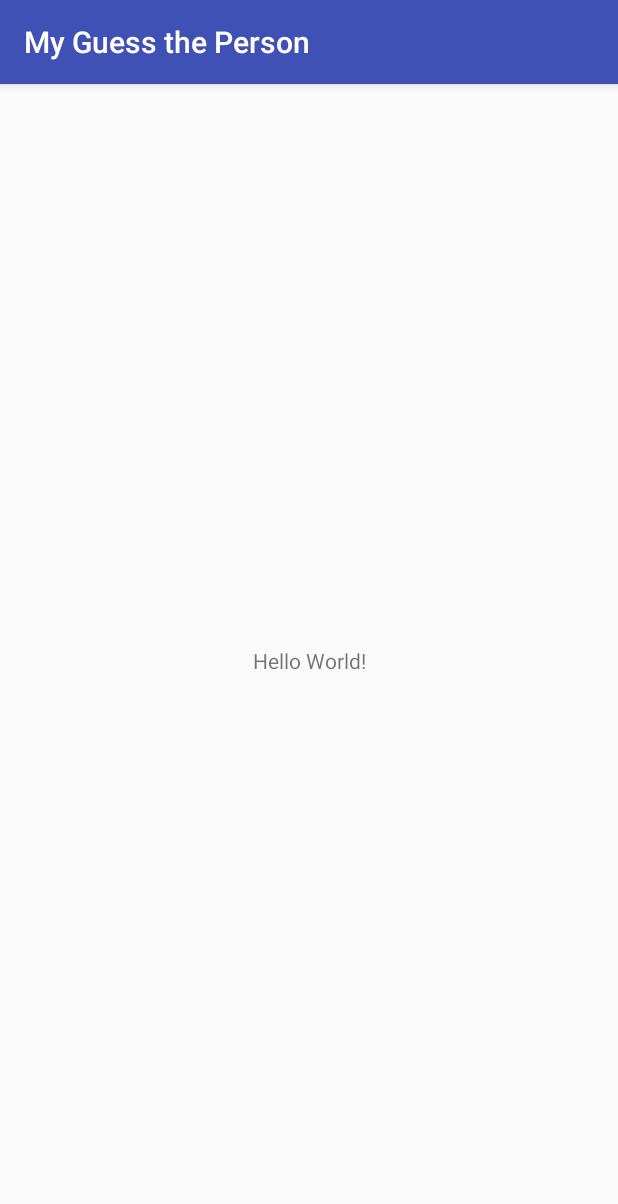
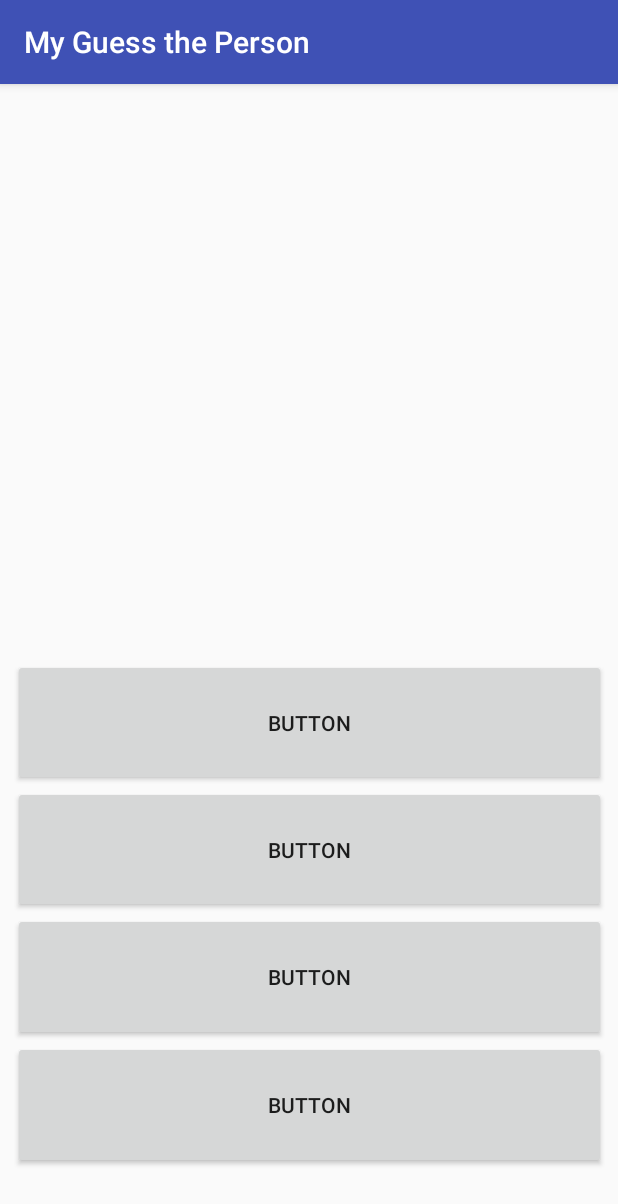
Before and after one commit to Vishnu-Adda/guess-the-person, an Android app: the screen it shows after launch (MainActivity), on a phone screen of 412 x 824 dp. Shown: the top 1204 px of the screen. Run offline under Robolectric (Android 15) with nearby library versions, the phone set to English and light mode, and no system bars.

Commit message:
General Layout has been determined.

```diff
--- a/app/src/main/res/layout/activity_main.xml
+++ b/app/src/main/res/layout/activity_main.xml
@@ -6,13 +6,65 @@
     android:layout_height="match_parent"
     tools:context=".MainActivity">
 
-    <TextView
-        android:layout_width="wrap_content"
-        android:layout_height="wrap_content"
-        android:text="Hello World!"
-        app:layout_constraintBottom_toBottomOf="parent"
-        app:layout_constraintLeft_toLeftOf="parent"
-        app:layout_constraintRight_toRightOf="parent"
+    <ImageView
+        android:id="@+id/imageView"
+        android:layout_width="0dp"
+        android:layout_height="330dp"
+        android:layout_marginEnd="8dp"
+        android:layout_marginLeft="8dp"
+        android:layout_marginRight="8dp"
+        android:layout_marginStart="8dp"
+        android:layout_marginTop="8dp"
+        app:layout_constraintEnd_toEndOf="parent"
+        app:layout_constraintHorizontal_bias="1.0"
+        app:layout_constraintStart_toStartOf="parent"
         app:layout_constraintTop_toTopOf="parent" />
 
+    <LinearLayout
+        android:layout_width="395dp"
+        android:layout_height="340dp"
+        android:layout_marginBottom="8dp"
+        android:layout_marginEnd="8dp"
+        android:layout_marginLeft="8dp"
+        android:layout_marginRight="8dp"
+        android:layout_marginStart="8dp"
+        android:layout_marginTop="8dp"
+        android:orientation="vertical"
+        app:layout_constraintBottom_toBottomOf="parent"
+        app:layout_constraintEnd_toEndOf="parent"
+        app:layout_constraintStart_toStartOf="parent"
+        app:layout_constraintTop_toBottomOf="@+id/imageView">
+
+        <Button
+            android:id="@+id/buttonAnswer1"
+            android:layout_width="match_parent"
+            android:layout_height="wrap_content"
+            android:layout_weight="1"
+            android:tag="0"
+            android:text="Button" />
+
+        <Button
+            android:id="@+id/buttonAnswer2"
+            android:layout_width="match_parent"
+            android:layout_height="wrap_content"
+            android:layout_weight="1"
+            android:tag="1"
+            android:text="Button" />
+
+        <Button
+            android:id="@+id/buttonAnswer3"
+            android:layout_width="match_parent"
+            android:layout_height="wrap_content"
+            android:layout_weight="1"
+            android:tag="2"
+            android:text="Button" />
+
+        <Button
+            android:id="@+id/buttonAnswer4"
+            android:layout_width="match_parent"
+            android:layout_height="wrap_content"
+            android:layout_weight="1"
+            android:tag="3"
+            android:text="Button" />
+    </LinearLayout>
 </android.support.constraint.ConstraintLayout>
```
